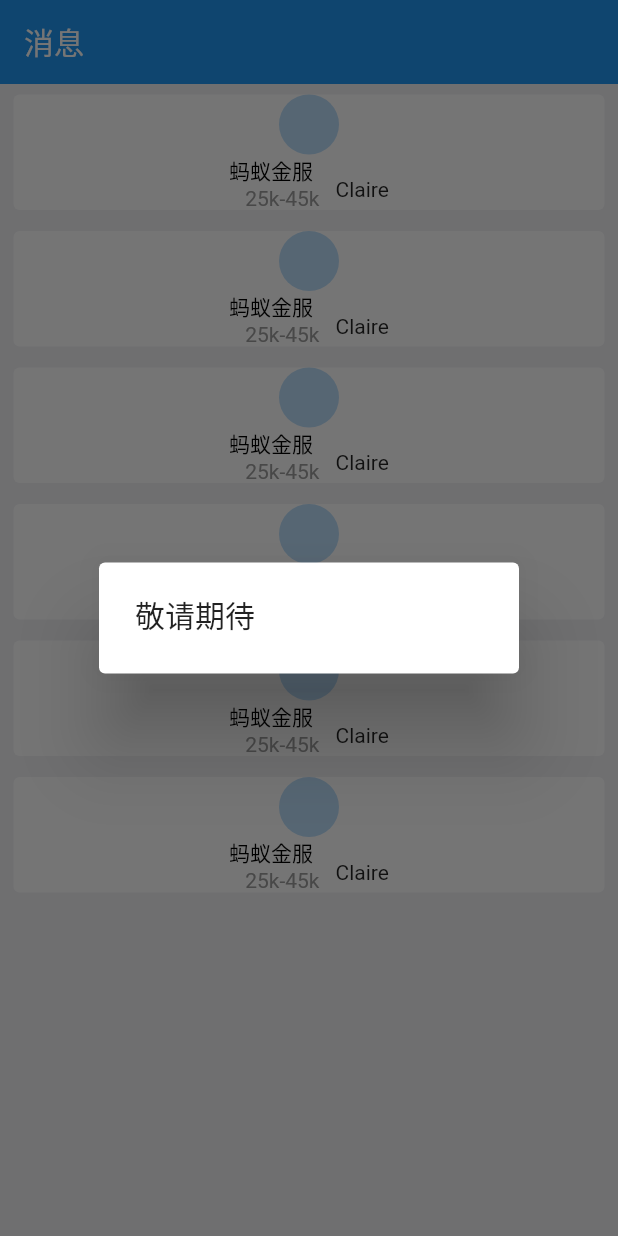
After one commit to Leiii-Li/Flutter_Boss, a Flutter app: the ContactsTab screen opened directly, after a tap on "蚂蚁金服", on a phone screen of 412 x 824 dp. The commit adds this screen. Run offline on Flutter 3.47's test engine with Material 2 defaults, Android fonts, the phone set to English and light mode, and no system bars; network calls fail.

Commit message:
添加MessageTab

```diff
--- /dev/null
+++ b/lib/component/contacts/ContactsTab.dart
@@ -0,0 +1,112 @@
+import 'package:boss/component/contacts/item/MessageItem.dart';
+import 'package:flutter/material.dart';
+import 'package:flutter/cupertino.dart';
+
+import '../../model/Message.dart';
+
+class ContactsTab extends StatefulWidget {
+  const ContactsTab({super.key});
+
+  @override
+  State<StatefulWidget> createState() {
+    return ContactsState();
+  }
+}
+
+class ContactsState extends State<ContactsTab> {
+  List<Message> _MessageList = [];
+
+  @override
+  void initState() {
+    // TODO: implement initState
+    super.initState();
+    setState(() {
+      _MessageList = fetchData();
+    });
+  }
+
+  List<Message> fetchData() {
+    List<Message> message = Message.fromJson("""
+      {
+        "list":[
+          {
+            "avatar":"https://docs.flutter.dev/assets/images/shared/brand/flutter/logo/flutter-lockup.png",
+            "name":"蚂蚁金服",
+            "company":"B轮",
+            "position":"25k-45k",
+            "msg":"Claire",
+            "title":"HR"
+          },{
+            "avatar":"https://docs.flutter.dev/assets/images/shared/brand/flutter/logo/flutter-lockup.png",
+            "name":"蚂蚁金服",
+            "company":"B轮",
+            "position":"25k-45k",
+            "msg":"Claire",
+            "title":"HR"
+          },{
+            "avatar":"https://docs.flutter.dev/assets/images/shared/brand/flutter/logo/flutter-lockup.png",
+            "name":"蚂蚁金服",
+            "company":"B轮",
+            "position":"25k-45k",
+            "msg":"Claire",
+            "title":"HR"
+          },{
+            "avatar":"https://docs.flutter.dev/assets/images/shared/brand/flutter/logo/flutter-lockup.png",
+            "name":"蚂蚁金服",
+            "company":"B轮",
+            "position":"25k-45k",
+            "msg":"Claire",
+            "title":"HR"
+          },{
+            "avatar":"https://docs.flutter.dev/assets/images/shared/brand/flutter/logo/flutter-lockup.png",
+            "name":"蚂蚁金服",
+            "company":"B轮",
+            "position":"25k-45k",
+            "msg":"Claire",
+            "title":"HR"
+          },{
+            "avatar":"https://docs.flutter.dev/assets/images/shared/brand/flutter/logo/flutter-lockup.png",
+            "name":"蚂蚁金服",
+            "company":"B轮",
+            "position":"25k-45k",
+            "msg":"Claire",
+            "title":"HR"
+          }
+        ]
+      }
+      """);
+    return message;
+  }
+
+  @override
+  Widget build(BuildContext context) {
+    return Scaffold(
+      backgroundColor: const Color.fromARGB(255, 242, 242, 245),
+      appBar: AppBar(
+        elevation: 0.0,
+        title: const Text(
+          "消息",
+          textAlign: TextAlign.center,
+          style: TextStyle(fontSize: 20.0, color: Colors.white),
+        ),
+      ),
+      body: ListView.builder(
+        itemCount: _MessageList.length,
+        itemBuilder: buildContactsItem,
+      ),
+    );
+  }
+
+  Widget buildContactsItem(BuildContext context, int index) {
+    Message message = _MessageList[index];
+    var jobItem = InkWell(
+        onTap: () {
+          showDialog(
+              context: context,
+              builder: (BuildContext context) => const AlertDialog(
+                  content: Text("敬请期待", style: TextStyle(fontSize: 20.0))));
+        },
+        child: MessageItem(message));
+    return jobItem;
+  }
+}
--- /dev/null
+++ b/lib/component/contacts/item/MessageItem.dart
@@ -0,0 +1,62 @@
+import 'package:boss/model/Message.dart';
+import 'package:flutter/cupertino.dart';
+import 'package:flutter/material.dart';
+
+class MessageItem extends StatelessWidget {
+  final Message _Message;
+
+  const MessageItem(this._Message, {super.key});
+
+  @override
+  Widget build(BuildContext context) {
+    return Padding(
+      padding: const EdgeInsets.only(
+        top: 3.0,
+        left: 5.0,
+        right: 5.0,
+        bottom: 3.0,
+      ),
+      child: Card(
+        elevation: 0,
+        child: Column(
+          crossAxisAlignment: CrossAxisAlignment.center,
+          children: [
+            Padding(
+                padding: const EdgeInsets.only(
+                    left: 15.0, top: 0, right: 15.0, bottom: 0),
+                child: CircleAvatar(
+                  radius: 20.0,
+                  backgroundImage: NetworkImage(_Message.avatar),
+                )),
+            Expanded(
+                child: Row(
+              mainAxisAlignment: MainAxisAlignment.start,
+              mainAxisSize: MainAxisSize.min,
+              children: [
+                Column(
+                  children: [
+                    Padding(
+                      padding: const EdgeInsets.only(right: 15.0),
+                      child: Text(
+                        _Message.name,
+                        style: const TextStyle(color: Colors.black),
+                      ),
+                    ),
+                    Text(
+                      _Message.position,
+                      style: const TextStyle(color: Colors.grey),
+                    )
+                  ],
+                ),
+                Padding(
+                  padding: const EdgeInsets.only(top: 10.0),
+                  child: Text(_Message.msg),
+                )
+              ],
+            ))
+          ],
+        ),
+      ),
+    );
+  }
+}
--- /dev/null
+++ b/lib/component/find/FindTab.dart
@@ -0,0 +1,18 @@
+import 'package:flutter/cupertino.dart';
+
+class FindTab extends StatefulWidget {
+  const FindTab({super.key});
+
+  @override
+  State<StatefulWidget> createState() {
+    return FindSate();
+  }
+}
+
+class FindSate extends State<FindTab> {
+  @override
+  Widget build(BuildContext context) {
+    // TODO: implement build
+    throw UnimplementedError();
+  }
+}
--- a/lib/component/item/JobListItem.dart
+++ b/lib/component/job/item/JobListItem.dart
@@ -1,7 +1,8 @@
 import 'package:flutter/material.dart';
 
-import '../../model/Job.dart';
-import '../../common/Constant.dart';
+import '../../../common/Constant.dart';
+import '../../../model/Job.dart';
+
 
 class JobListItem extends StatelessWidget {
   final Job _job;
--- /dev/null
+++ b/lib/component/mine/MineTab.dart
@@ -0,0 +1,18 @@
+import 'package:flutter/cupertino.dart';
+
+class MineTab extends StatefulWidget {
+  const MineTab({super.key});
+
+  @override
+  State<StatefulWidget> createState() {
+    return MineSate();
+  }
+}
+
+class MineSate extends State<MineTab> {
+  @override
+  Widget build(BuildContext context) {
+    // TODO: implement build
+    throw UnimplementedError();
+  }
+}
--- a/lib/main/HomePage.dart
+++ b/lib/main/HomePage.dart
@@ -1,7 +1,10 @@
 import 'package:boss/common/Constant.dart';
+import 'package:boss/component/contacts/ContactsTab.dart';
+import 'package:boss/component/find/FindTab.dart';
+import 'package:boss/component/mine/MineTab.dart';
 import 'package:flutter/material.dart';
 import '../component/IconTab.dart';
-import '../component/JobsPageTab.dart';
+import '../component/job/JobsPageTab.dart';
 
 class BoosApp extends StatefulWidget {
   const BoosApp({super.key});
@@ -43,7 +46,12 @@ class HomeState extends State<BoosApp> with SingleTickerProviderStateMixin {
     return Scaffold(
       body: TabBarView(
         controller: _controller,
-        children: const <Widget>[JobsTab(), JobsTab(), JobsTab(), JobsTab()],
+        children: const <Widget>[
+          JobsTab(),
+          ContactsTab(),
+          FindTab(),
+          MineTab()
+        ],
       ),
       bottomNavigationBar: Material(
         color: Colors.white,
--- /dev/null
+++ b/lib/model/Message.dart
@@ -0,0 +1,36 @@
+import 'dart:convert';
+import 'package:meta/meta.dart';
+
+class Message {
+  final String avatar;
+  final String name;
+  final String company;
+  final String position;
+  final String msg;
+
+  Message({required this.avatar,
+    required this.name,
+    required this.company,
+    required this.position,
+    required this.msg});
+
+  static List<Message> fromJson(String json) {
+    List<Message> messageList = [];
+
+    JsonDecoder decoder = const JsonDecoder();
+    var mapData = decoder.convert(json);
+
+    mapData['list'].forEach((obj) {
+      Message message = Message(
+        avatar: obj['avatar'],
+        name: obj['name'],
+        company: obj['company'],
+        position: obj['position'],
+        msg: obj['msg'],
+      );
+      messageList.add(message);
+    });
+
+    return messageList;
+  }
+}
```
Also changed, not shown: lib/component/job/JobsPageTab.dart (renamed from lib/component/JobsPageTab.dart).
